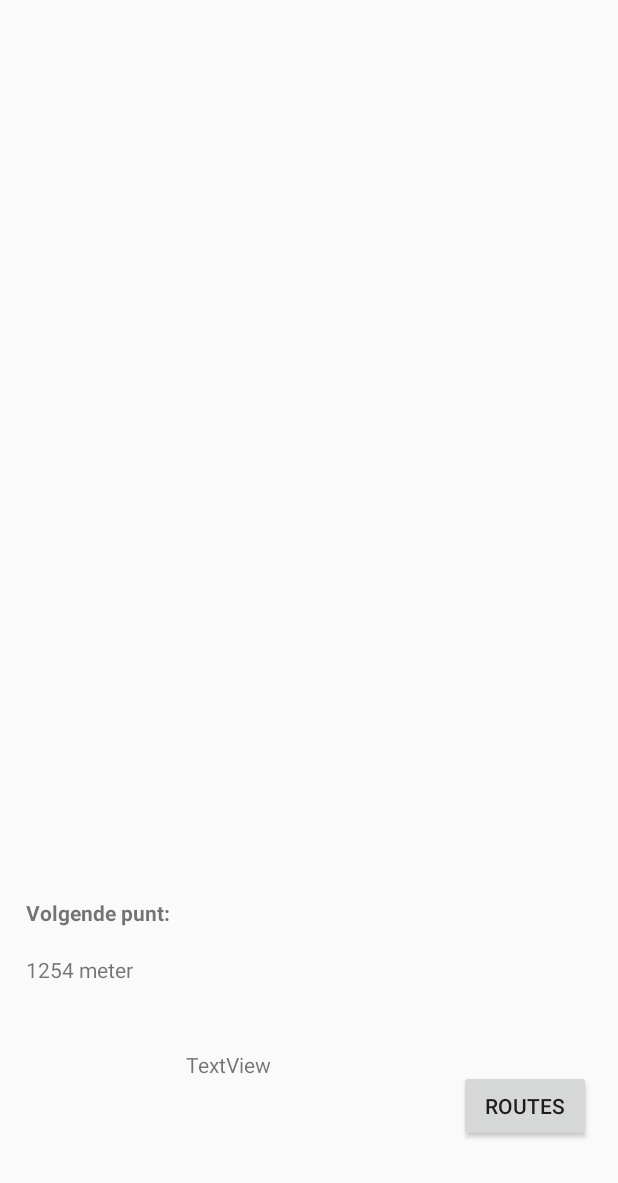
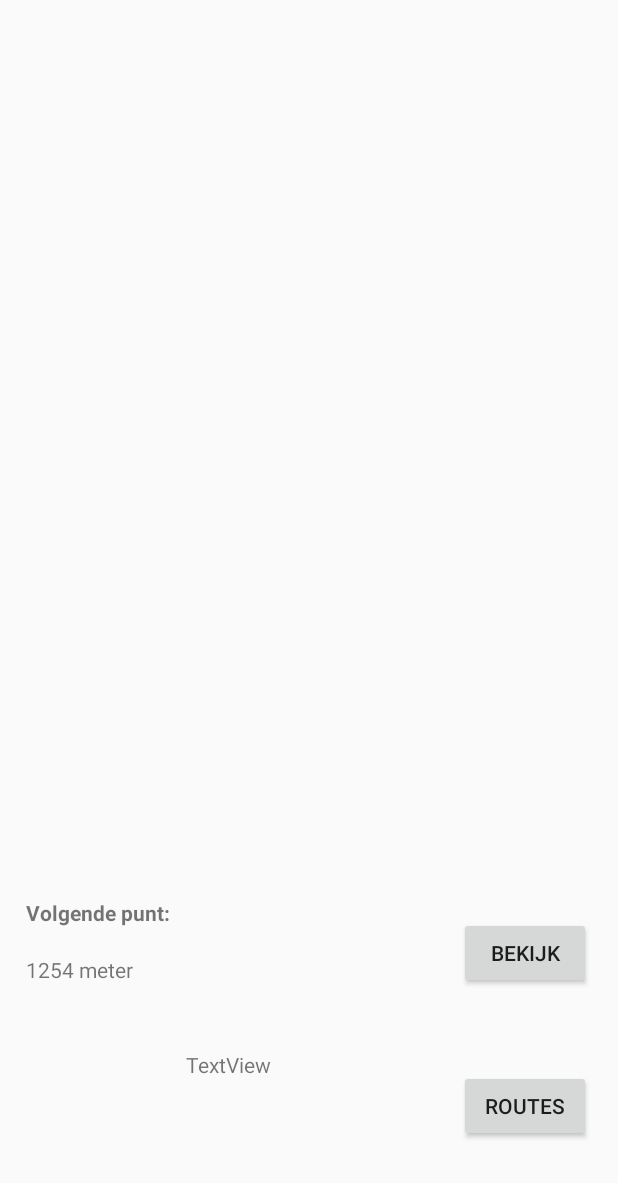
Before and after one commit to Exydra/TheMazeRunner, an Android app: the Kaart screen opened directly, with no data from a screen before it, on a phone screen of 412 x 824 dp, the part 53-1236 px from its top. Run offline under Robolectric (Android 15) with nearby library versions, the phone set to English and light mode, and no system bars.

Commit message:
BekijkButton toegevoegd

```diff
--- a/app/src/main/java/com/example/jan_c/themazerunner/Kaart.java
+++ b/app/src/main/java/com/example/jan_c/themazerunner/Kaart.java
@@ -29,16 +29,12 @@ import com.google.android.gms.maps.model.MarkerOptions;
 import com.google.android.gms.maps.model.Polyline;
 import com.google.android.gms.maps.model.PolylineOptions;
 
-import java.util.Timer;
-
 import static android.graphics.Color.rgb;
 import static java.lang.StrictMath.toRadians;
 
 public class Kaart extends FragmentActivity implements OnMapReadyCallback {
     public double counter = 0;
-    private LatLng CurrentLocation = new LatLng(51.161891212585495, 4.136264966509771);
     private GoogleMap mMap;
-    private Timer timer;
     private LatLng huidigeLocatie;
     private Polyline polyline1a;
     private Polyline polyline1b;
@@ -50,8 +46,11 @@ public class Kaart extends FragmentActivity implements OnMapReadyCallback {
     private  Marker MarkerMarkt;
     private  Marker MarkerFinish;
     private Button RoutesButton;
-    private TextView timerText;
-
+    private TextView timerTextvieuw;
+    private Button PauzeButton;
+    private CountDownTimer timer;
+    private Boolean gepauzeerd = false;
+    private TextView afstandTextview;
     @Override
     protected void onCreate(Bundle savedInstanceState) {
         super.onCreate(savedInstanceState);
@@ -62,10 +61,8 @@ public class Kaart extends FragmentActivity implements OnMapReadyCallback {
         mapFragment.getMapAsync(this);
         RoutesButton = findViewById(R.id.RoutesButton);
         RoutesButton.setOnClickListener(new routesButtonClick());
-
-
-
-
+        PauzeButton = findViewById(R.id.Pauzebutton);
+        PauzeButton.setOnClickListener(new PauzeButtonClick());
     }
 
 
@@ -194,7 +191,7 @@ public class Kaart extends FragmentActivity implements OnMapReadyCallback {
 
 
         final TextView timerText = findViewById(R.id.timerTekst);
-        new CountDownTimer(1000000000, 1000){
+       timer = new CountDownTimer(1000000000, 1000){
             public void onTick(long millisUntilFinished){
                 timerText.setText(String.valueOf(counter));
                 counter += 1;
@@ -293,4 +290,24 @@ public class Kaart extends FragmentActivity implements OnMapReadyCallback {
             startActivity(Routes);
         }
     }
+    class PauzeButtonClick implements View.OnClickListener{
+        public void onClick(View view) {
+            if(!gepauzeerd)
+            {
+                timer.cancel();
+                gepauzeerd = true;
+                PauzeButton.setText("Hervatten");
+                CameraPosition cameraPosition = new CameraPosition.Builder()
+                        .target(huidigeLocatie)
+                        .zoom(13)
+                        .build();
+                mMap.moveCamera(CameraUpdateFactory.newCameraPosition(cameraPosition));
+            }
+            else {
+                timer.start();
+                gepauzeerd = false;
+                PauzeButton.setText("Bekijk");
+            }
+        }
+    }
 }
--- a/app/src/main/res/layout/activity_kaart.xml
+++ b/app/src/main/res/layout/activity_kaart.xml
@@ -16,7 +16,7 @@
         android:layout_width="388dp"
         android:layout_height="374dp"
         android:layout_margin="0dp"
-        android:layout_marginTop="68dp"
+        android:layout_marginTop="48dp"
         map:layout_constraintEnd_toEndOf="parent"
         map:layout_constraintTop_toTopOf="parent"
         tools:context="com.example.jan_c.themazerunner.Kaart" />
@@ -35,7 +35,7 @@
         app:layout_constraintVertical_bias="0.794" />
 
     <TextView
-        android:id="@+id/textView3"
+        android:id="@+id/afstandTextview"
         android:layout_width="wrap_content"
         android:layout_height="wrap_content"
         android:text="@string/_1254_meter"
@@ -69,4 +69,16 @@
         app:layout_constraintStart_toStartOf="parent"
         app:layout_constraintTop_toTopOf="parent"
         app:layout_constraintVertical_bias="0.944" />
+
+    <Button
+        android:id="@+id/Pauzebutton"
+        android:layout_width="wrap_content"
+        android:layout_height="wrap_content"
+        android:text="Bekijk"
+        app:layout_constraintBottom_toBottomOf="parent"
+        app:layout_constraintEnd_toEndOf="parent"
+        app:layout_constraintHorizontal_bias="0.945"
+        app:layout_constraintStart_toStartOf="parent"
+        app:layout_constraintTop_toTopOf="parent"
+        app:layout_constraintVertical_bias="0.833" />
 </android.support.constraint.ConstraintLayout>
```
